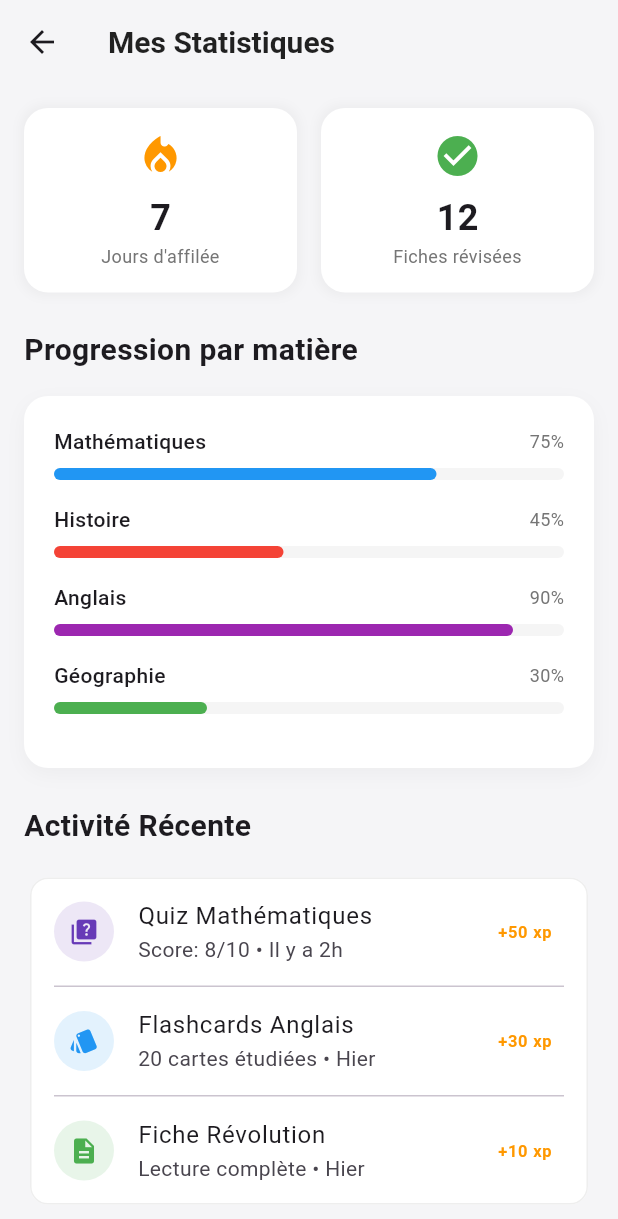
After one commit to could-ai/019ae70b-b8a7-7fcf-a8aa-3f7f04a91376, a Flutter app: the StatsScreen screen opened directly, on a phone screen of 412 x 824 dp. The commit adds this screen. Shown: the top 1219 px of the screen. Run offline on Flutter 3.47's test engine with Material 3 defaults, Android fonts, the phone set to English and light mode, and no system bars.

Commit message:
Created new Statistics screen with progress charts and activity summary; Updated Home screen to link the Statistics card to the new StatsScreen; Added FloatingActionButton to SheetsScreen and edit/share icons to detail view

```diff
--- a/usr/lib/screens/main_nav.dart
+++ b/usr/lib/screens/main_nav.dart
@@ -2,6 +2,7 @@ import 'package:flutter/material.dart';
 import 'sheets_screen.dart';
 import 'flashcards_screen.dart';
 import 'quiz_screen.dart';
+import 'stats_screen.dart';
 
 class MainNavigation extends StatefulWidget {
   const MainNavigation({super.key});
@@ -151,7 +152,12 @@ class HomeScreen extends StatelessWidget {
                   'Statistiques',
                   Icons.bar_chart,
                   Colors.purple,
-                  () {}, // Placeholder
+                  () {
+                    Navigator.push(
+                      context,
+                      MaterialPageRoute(builder: (context) => const StatsScreen()),
+                    );
+                  },
                 ),
               ],
             ),
--- a/usr/lib/screens/sheets_screen.dart
+++ b/usr/lib/screens/sheets_screen.dart
@@ -9,6 +9,17 @@ class SheetsScreen extends StatelessWidget {
     return Scaffold(
       appBar: AppBar(
         title: const Text('Mes Fiches de Révision'),
+      ),
+      floatingActionButton: FloatingActionButton.extended(
+        onPressed: () {
+          ScaffoldMessenger.of(context).showSnackBar(
+            const SnackBar(content: Text('Création de fiche bientôt disponible !')),
+          );
+        },
+        label: const Text('Créer'),
+        icon: const Icon(Icons.add),
+        backgroundColor: Colors.deepPurple,
+        foregroundColor: Colors.white,
       ),
       body: ListView.builder(
         padding: const EdgeInsets.all(16),
@@ -52,6 +63,16 @@ class SheetDetailScreen extends StatelessWidget {
     return Scaffold(
       appBar: AppBar(
         title: Text(sheet.subject),
+        actions: [
+          IconButton(
+            icon: const Icon(Icons.edit),
+            onPressed: () {},
+          ),
+          IconButton(
+            icon: const Icon(Icons.share),
+            onPressed: () {},
+          ),
+        ],
       ),
       body: SingleChildScrollView(
         padding: const EdgeInsets.all(24),
--- /dev/null
+++ b/usr/lib/screens/stats_screen.dart
@@ -0,0 +1,142 @@
+import 'package:flutter/material.dart';
+
+class StatsScreen extends StatelessWidget {
+  const StatsScreen({super.key});
+
+  @override
+  Widget build(BuildContext context) {
+    return Scaffold(
+      appBar: AppBar(
+        title: const Text('Mes Statistiques'),
+      ),
+      body: SingleChildScrollView(
+        padding: const EdgeInsets.all(16),
+        child: Column(
+          crossAxisAlignment: CrossAxisAlignment.start,
+          children: [
+            // Summary Cards
+            Row(
+              children: [
+                Expanded(child: _buildStatCard(context, '7', 'Jours d\'affilée', Icons.local_fire_department, Colors.orange)),
+                const SizedBox(width: 16),
+                Expanded(child: _buildStatCard(context, '12', 'Fiches révisées', Icons.check_circle, Colors.green)),
+              ],
+            ),
+            const SizedBox(height: 24),
+
+            const Text('Progression par matière', style: TextStyle(fontSize: 20, fontWeight: FontWeight.bold)),
+            const SizedBox(height: 16),
+            Container(
+              padding: const EdgeInsets.all(20),
+              decoration: BoxDecoration(
+                color: Colors.white,
+                borderRadius: BorderRadius.circular(16),
+                boxShadow: [
+                  BoxShadow(color: Colors.grey.withOpacity(0.1), blurRadius: 10, offset: const Offset(0, 4)),
+                ],
+              ),
+              child: Column(
+                children: [
+                  _buildProgressRow('Mathématiques', 0.75, Colors.blue),
+                  _buildProgressRow('Histoire', 0.45, Colors.red),
+                  _buildProgressRow('Anglais', 0.90, Colors.purple),
+                  _buildProgressRow('Géographie', 0.30, Colors.green),
+                ],
+              ),
+            ),
+
+            const SizedBox(height: 24),
+            const Text('Activité Récente', style: TextStyle(fontSize: 20, fontWeight: FontWeight.bold)),
+            const SizedBox(height: 16),
+            Card(
+              child: Column(
+                children: [
+                  ListTile(
+                    leading: CircleAvatar(
+                      backgroundColor: Colors.deepPurple.shade50,
+                      child: const Icon(Icons.quiz, color: Colors.deepPurple, size: 20),
+                    ),
+                    title: const Text('Quiz Mathématiques'),
+                    subtitle: const Text('Score: 8/10 • Il y a 2h'),
+                    trailing: const Text('+50 xp', style: TextStyle(color: Colors.orange, fontWeight: FontWeight.bold)),
+                  ),
+                  const Divider(height: 1, indent: 16, endIndent: 16),
+                  ListTile(
+                    leading: CircleAvatar(
+                      backgroundColor: Colors.blue.shade50,
+                      child: const Icon(Icons.style, color: Colors.blue, size: 20),
+                    ),
+                    title: const Text('Flashcards Anglais'),
+                    subtitle: const Text('20 cartes étudiées • Hier'),
+                    trailing: const Text('+30 xp', style: TextStyle(color: Colors.orange, fontWeight: FontWeight.bold)),
+                  ),
+                  const Divider(height: 1, indent: 16, endIndent: 16),
+                   ListTile(
+                    leading: CircleAvatar(
+                      backgroundColor: Colors.green.shade50,
+                      child: const Icon(Icons.description, color: Colors.green, size: 20),
+                    ),
+                    title: const Text('Fiche Révolution'),
+                    subtitle: const Text('Lecture complète • Hier'),
+                    trailing: const Text('+10 xp', style: TextStyle(color: Colors.orange, fontWeight: FontWeight.bold)),
+                  ),
+                ],
+              ),
+            ),
+          ],
+        ),
+      ),
+    );
+  }
+
+  Widget _buildStatCard(BuildContext context, String value, String label, IconData icon, Color color) {
+    return Container(
+      padding: const EdgeInsets.all(16),
+      decoration: BoxDecoration(
+        color: Colors.white,
+        borderRadius: BorderRadius.circular(16),
+        boxShadow: [
+          BoxShadow(
+            color: Colors.grey.withOpacity(0.1),
+            spreadRadius: 2,
+            blurRadius: 5,
+          ),
+        ],
+      ),
+      child: Column(
+        children: [
+          Icon(icon, color: color, size: 32),
+          const SizedBox(height: 8),
+          Text(value, style: const TextStyle(fontSize: 24, fontWeight: FontWeight.bold)),
+          Text(label, style: TextStyle(color: Colors.grey.shade600, fontSize: 12), textAlign: TextAlign.center),
+        ],
+      ),
+    );
+  }
+
+  Widget _buildProgressRow(String label, double progress, Color color) {
+    return Padding(
+      padding: const EdgeInsets.only(bottom: 16.0),
+      child: Column(
+        crossAxisAlignment: CrossAxisAlignment.start,
+        children: [
+          Row(
+            mainAxisAlignment: MainAxisAlignment.spaceBetween,
+            children: [
+              Text(label, style: const TextStyle(fontWeight: FontWeight.w500)),
+              Text('${(progress * 100).toInt()}%', style: TextStyle(color: Colors.grey.shade600, fontSize: 12)),
+            ],
+          ),
+          const SizedBox(height: 8),
+          LinearProgressIndicator(
+            value: progress,
+            backgroundColor: Colors.grey.shade100,
+            color: color,
+            minHeight: 8,
+            borderRadius: BorderRadius.circular(4),
+          ),
+        ],
+      ),
+    );
+  }
+}
```
